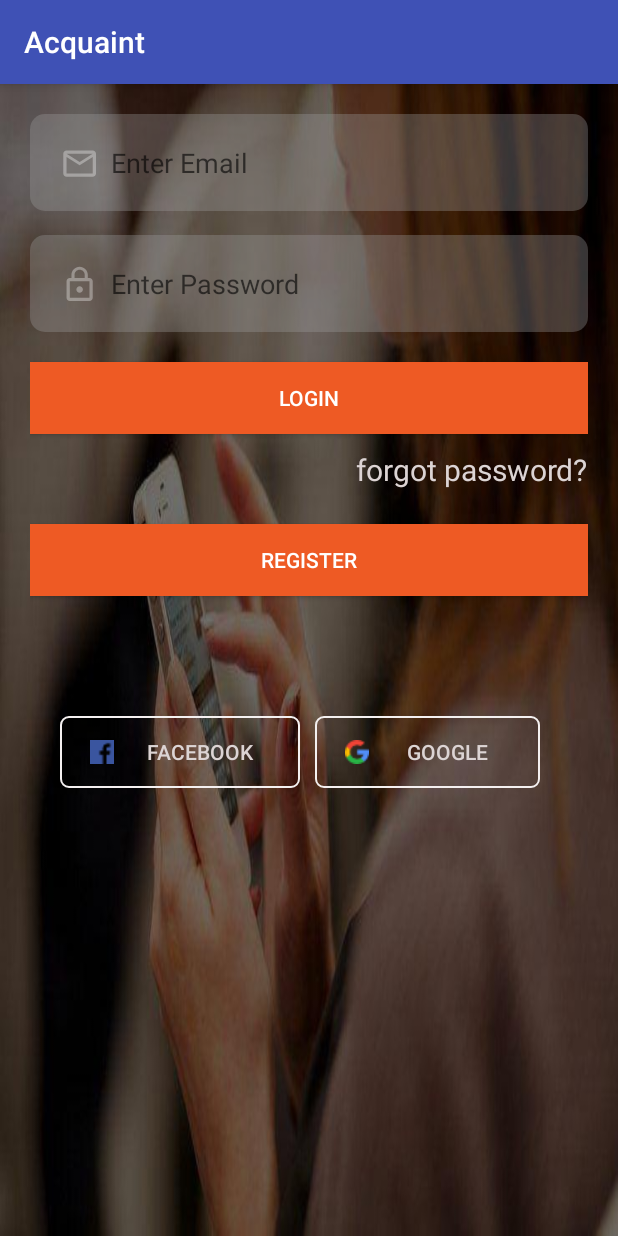
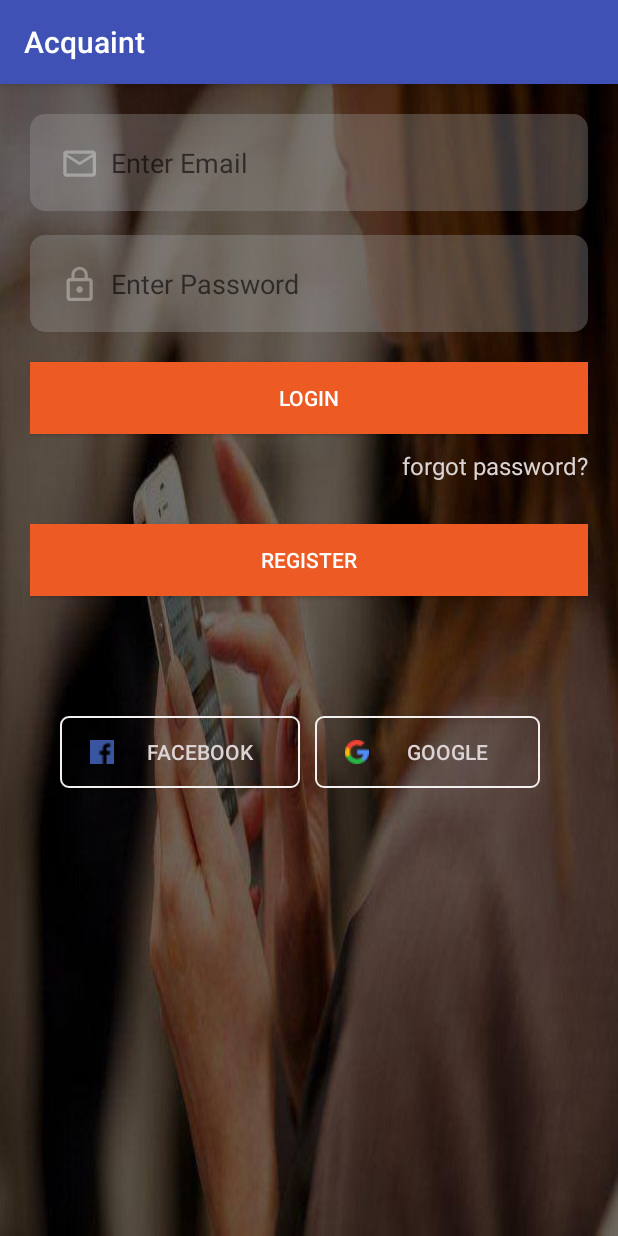
Before and after one commit to datlakrish/Acquaint, an Android app: the screen it shows after launch (LoginActivity), on a phone screen of 412 x 824 dp. Run offline under Robolectric (Android 15) with nearby library versions, the phone set to English and light mode, and no system bars; our stand-ins replace Firebase (no records; nobody signed in at launch, a user with empty details on screens opened directly).

Commit message:
initial push

```diff
--- a/app/src/main/java/com/verity/datlashiv/acquaint/LoginActivity.java
+++ b/app/src/main/java/com/verity/datlashiv/acquaint/LoginActivity.java
@@ -1,6 +1,5 @@
 package com.verity.datlashiv.acquaint;
 
-import android.app.Activity;
 import android.content.Intent;
 import android.support.annotation.NonNull;
 import android.support.v7.app.AppCompatActivity;
--- a/app/src/main/java/com/verity/datlashiv/acquaint/MainActivity.java
+++ b/app/src/main/java/com/verity/datlashiv/acquaint/MainActivity.java
@@ -14,10 +14,8 @@ import android.support.v7.widget.Toolbar;
 import android.view.Menu;
 import android.view.MenuItem;
 import android.widget.Button;
-import android.widget.Toast;
 
 import com.google.firebase.auth.FirebaseAuth;
-import com.google.firebase.auth.FirebaseUser;
 
 public class MainActivity extends AppCompatActivity
         implements NavigationView.OnNavigationItemSelectedListener {
--- a/app/src/main/res/layout/activity_login.xml
+++ b/app/src/main/res/layout/activity_login.xml
@@ -46,7 +46,7 @@
         android:layout_height="wrap_content"
         android:text="forgot password?"
         android:layout_below="@id/login_btn"
-        android:textSize="20sp"
+        android:textSize="16sp"
         android:textColor="#dcd4d4"
         android:layout_marginTop="10dp"
         android:layout_alignEnd="@id/login_btn"
```
